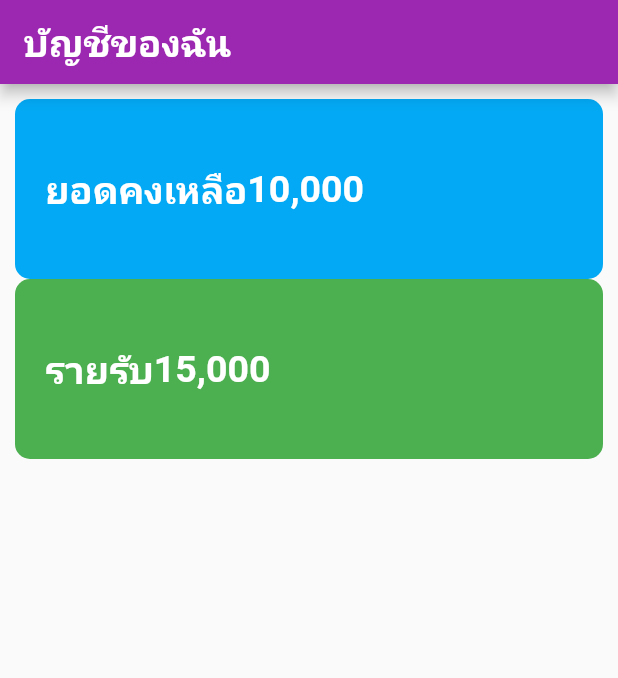
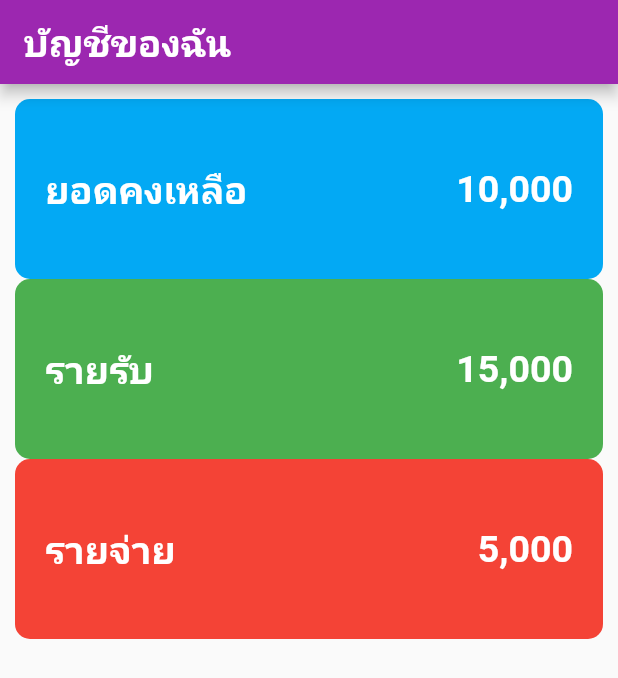
Before and after one commit to tossarporn/beginner_flutter, a Flutter app: the screen it shows after launch, on a phone screen of 412 x 824 dp. Shown: the top 678 px of the screen. Run offline on Flutter 3.47's test engine with Material 2 defaults, Android fonts, the phone set to English and light mode, and no system bars.

Commit message:
definde_Expanded

```diff
--- a/lib/main.dart
+++ b/lib/main.dart
@@ -58,6 +58,7 @@ class _MyhomePageState extends State<MyhomePage> {
                     borderRadius: BorderRadius.circular(10)),
                 height: 120,
                 child: Row(
+                  crossAxisAlignment: CrossAxisAlignment.center,//กำหนดตำแหน่งภายในContainer
                   children: [
                     Text(
                       "ยอดคงเหลือ",
@@ -66,11 +67,15 @@ class _MyhomePageState extends State<MyhomePage> {
                           color: Colors.white,
                           fontWeight: FontWeight.bold),
                     ),
-                    Text("10,000",
+                    Expanded(
+                      child: Text("10,000",
                           style: TextStyle(
                               fontSize: 25,
                               color: Colors.white,
-                            fontWeight: FontWeight.bold)),
+                              fontWeight: FontWeight.bold),
+                          textAlign: TextAlign.right,
+                              ),
+                    ),
                   ],
                 ),
               ),
@@ -82,6 +87,7 @@ class _MyhomePageState extends State<MyhomePage> {
                     borderRadius: BorderRadius.circular(10)),
                 height: 120,
                 child: Row(
+                  crossAxisAlignment: CrossAxisAlignment.center,//กำหนดตำแหน่งภายในContainer
                   children: [
                     Text(
                       "รายรับ",
@@ -90,11 +96,44 @@ class _MyhomePageState extends State<MyhomePage> {
                           color: Colors.white,
                           fontWeight: FontWeight.bold),
                     ),
-                    Text("15,000",
+                    Expanded(
+                      child: Text("15,000",
                           style: TextStyle(
                               fontSize: 25,
                               color: Colors.white,
-                            fontWeight: FontWeight.bold)),
+                              fontWeight: FontWeight.bold),
+                          textAlign: TextAlign.right,
+                              ),
+                    ),
+                  ],
+                ),
+              ),
+              Container(
+                padding:
+                    const EdgeInsets.all(20.0), //ระยะห่างเจาะจงในContainerนั้นๆ
+                decoration: BoxDecoration(
+                    color: Colors.red,
+                    borderRadius: BorderRadius.circular(10)),
+                height: 120,
+                child: Row(
+                  crossAxisAlignment: CrossAxisAlignment.center,//กำหนดตำแหน่งภายในContainer
+                  children: [
+                    Text(
+                      "รายจ่าย",
+                      style: TextStyle(
+                          fontSize: 25,
+                          color: Colors.white,
+                          fontWeight: FontWeight.bold),
+                    ),
+                    Expanded(
+                      child: Text("5,000",
+                          style: TextStyle(
+                              fontSize: 25,
+                              color: Colors.white,
+                              fontWeight: FontWeight.bold),
+                          textAlign: TextAlign.right,//กำหนดระยะห่างตัวอักษร
+                              ),
+                    ),
                   ],
                 ),
               ),
```
Lines whose indentation alone changed are shown as unchanged.
